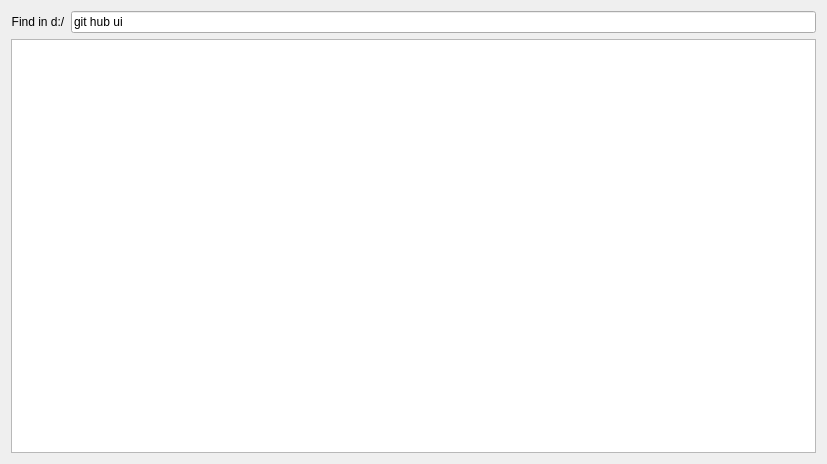
paopaol/QtFinder, file ui/main.ui: the form before one commit.
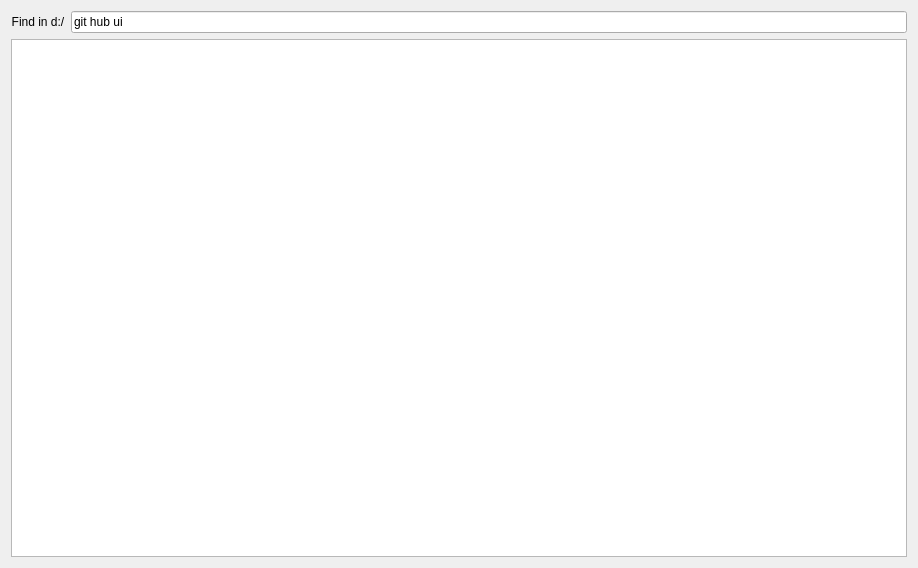
The form after the commit. Custom widgets are drawn as their Qt base class.

Commit message: show in list widget

```diff
--- a/ui/main.ui
+++ b/ui/main.ui
@@ -6,8 +6,8 @@
    <rect>
     <x>0</x>
     <y>0</y>
-    <width>827</width>
-    <height>464</height>
+    <width>918</width>
+    <height>568</height>
    </rect>
   </property>
   <layout class="QGridLayout" name="gridLayout">
@@ -29,7 +29,7 @@
     </widget>
    </item>
    <item row="1" column="0" colspan="2">
-    <widget class="QListView" name="listView"/>
+    <widget class="QListWidget" name="listWidget"/>
    </item>
   </layout>
  </widget>
```
The commit also changes 2 other files.
